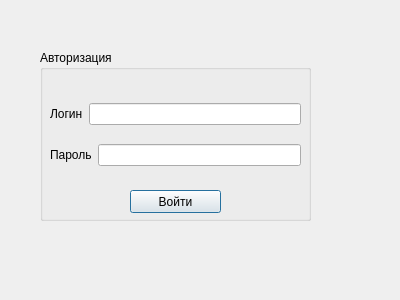
Before: the Qt Designer form authwindow.ui in sudovag3/mstu-work-qt, drawn with Qt 5.
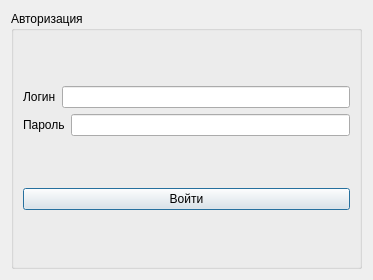
After: the same form once the commit is applied.

Diff of the .ui file:
```diff
--- a/authwindow.ui
+++ b/authwindow.ui
@@ -6,47 +6,21 @@
    <rect>
     <x>0</x>
     <y>0</y>
-    <width>400</width>
-    <height>300</height>
+    <width>373</width>
+    <height>280</height>
    </rect>
   </property>
   <property name="windowTitle">
    <string>Dialog</string>
   </property>
+  <layout class="QGridLayout" name="gridLayout_2">
+   <item row="0" column="0">
   <widget class="QGroupBox" name="groupBox">
-   <property name="geometry">
-    <rect>
-     <x>40</x>
-     <y>50</y>
-     <width>271</width>
-     <height>171</height>
-    </rect>
-   </property>
    <property name="title">
     <string>Авторизация</string>
    </property>
-   <widget class="QPushButton" name="loginButton">
-    <property name="geometry">
-     <rect>
-      <x>90</x>
-      <y>140</y>
-      <width>91</width>
-      <height>23</height>
-     </rect>
-    </property>
-    <property name="text">
-     <string>Войти</string>
-    </property>
-   </widget>
-   <widget class="QWidget" name="">
-    <property name="geometry">
-     <rect>
-      <x>10</x>
-      <y>40</y>
-      <width>251</width>
-      <height>91</height>
-     </rect>
-    </property>
+     <layout class="QGridLayout" name="gridLayout">
+      <item row="0" column="0">
     <layout class="QVBoxLayout" name="verticalLayout">
      <item>
       <layout class="QHBoxLayout" name="horizontalLayout">
@@ -87,8 +61,18 @@
       </layout>
      </item>
     </layout>
-   </widget>
-  </widget>
+      </item>
+      <item row="1" column="0">
+       <widget class="QPushButton" name="loginButton">
+        <property name="text">
+         <string>Войти</string>
+        </property>
+       </widget>
+      </item>
+     </layout>
+    </widget>
+   </item>
+  </layout>
  </widget>
  <resources/>
  <connections/>
```
Lines whose indentation alone changed are shown as unchanged.
